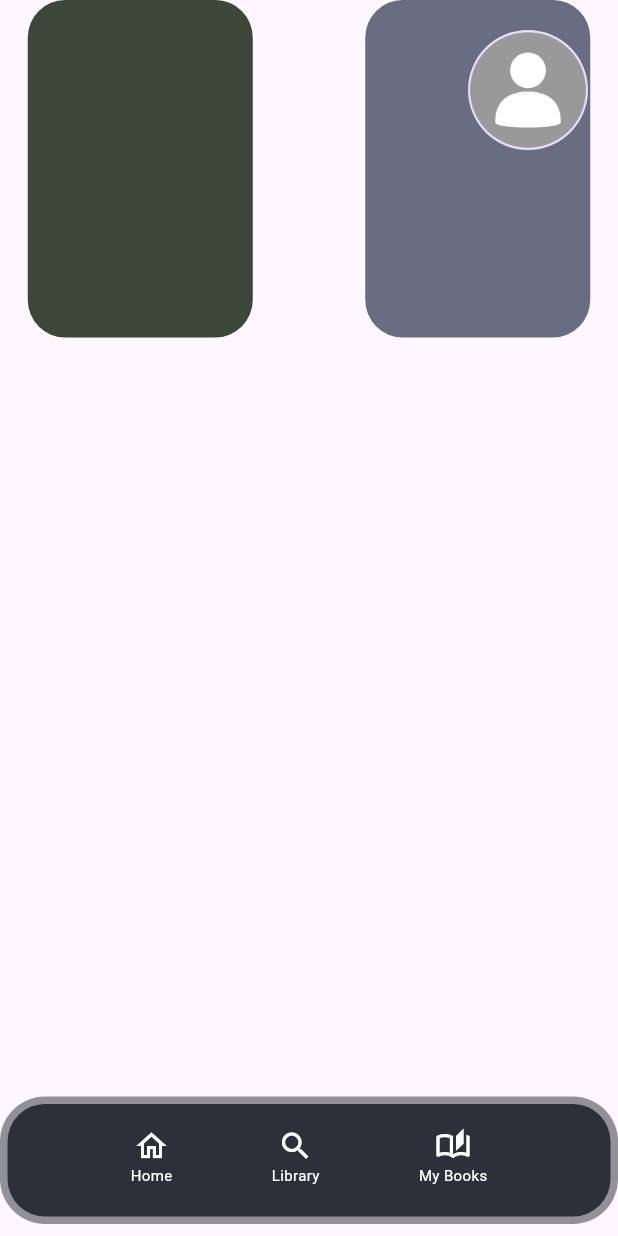
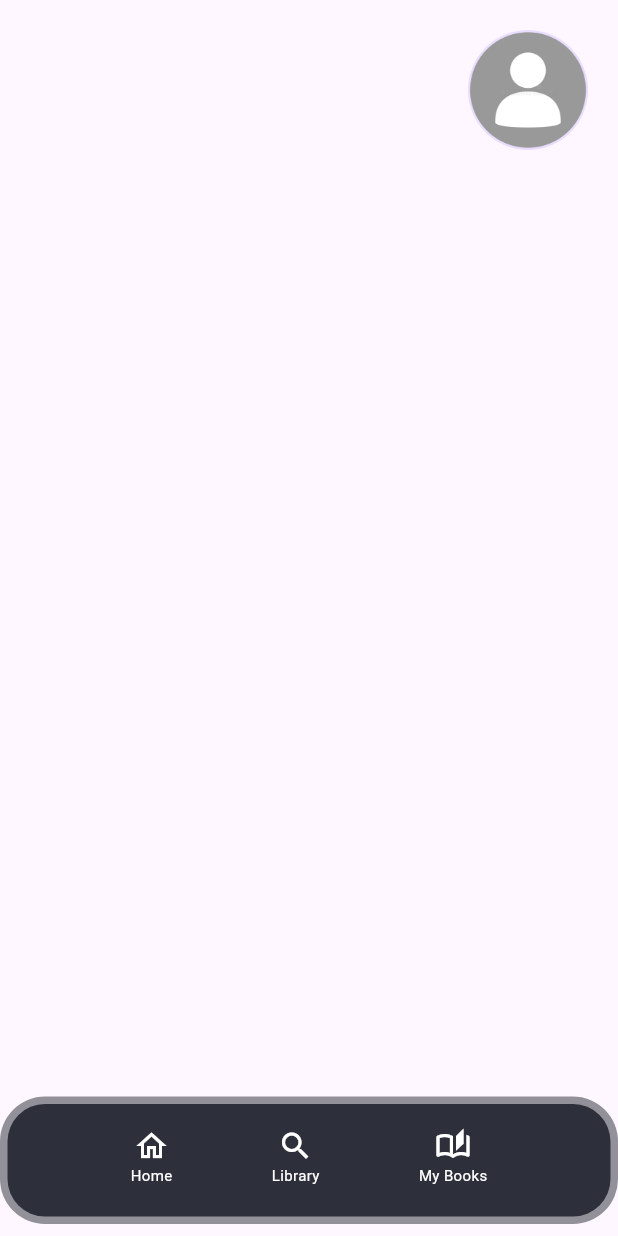
Before and after one commit to MarcelSunyer/Project_Flutter, a Flutter app: the screen it shows after launch, on a phone screen of 412 x 824 dp. Run offline on Flutter 3.47's test engine with Material 3 defaults, Android fonts, the phone set to English and light mode, and no system bars.

```diff
--- a/Project_Flutter/app_book/lib/Widgets/profile_widget.dart
+++ b/Project_Flutter/app_book/lib/Widgets/profile_widget.dart
@@ -9,7 +9,6 @@ class ProfileWidget extends StatelessWidget {
       home: Scaffold(
         body: Stack(
           children: [
-            _buildContainersRow(),
             Positioned(
               top: 20,
               right: 20,
@@ -28,25 +27,4 @@ class ProfileWidget extends StatelessWidget {
     );
   }
 
-  Widget _buildContainersRow() {
-    return Row(
-      mainAxisAlignment: MainAxisAlignment.center,
-      children: [
-        _buildContainer(Color.fromARGB(255, 60, 70, 57)),
-        const SizedBox(width: 75),
-        _buildContainer(Color.fromARGB(255, 105, 109, 129)),
-      ],
-    );
-  }
-
-  Widget _buildContainer(Color color) {
-    return Container(
-      height: 225,
-      width: 150,
-      decoration: BoxDecoration(
-        color: color,
-        borderRadius: BorderRadius.circular(25),
-      ),
-    );
-  }
 }
--- a/Project_Flutter/app_book/lib/screens/home_screen.dart
+++ b/Project_Flutter/app_book/lib/screens/home_screen.dart
@@ -1,4 +1,3 @@
-import 'package:app_book/Widgets/bookselection.dart';
 import 'package:app_book/Widgets/menu_bar.dart';
 import 'package:app_book/Widgets/profile_widget.dart';
 import 'package:flutter/material.dart';
```
